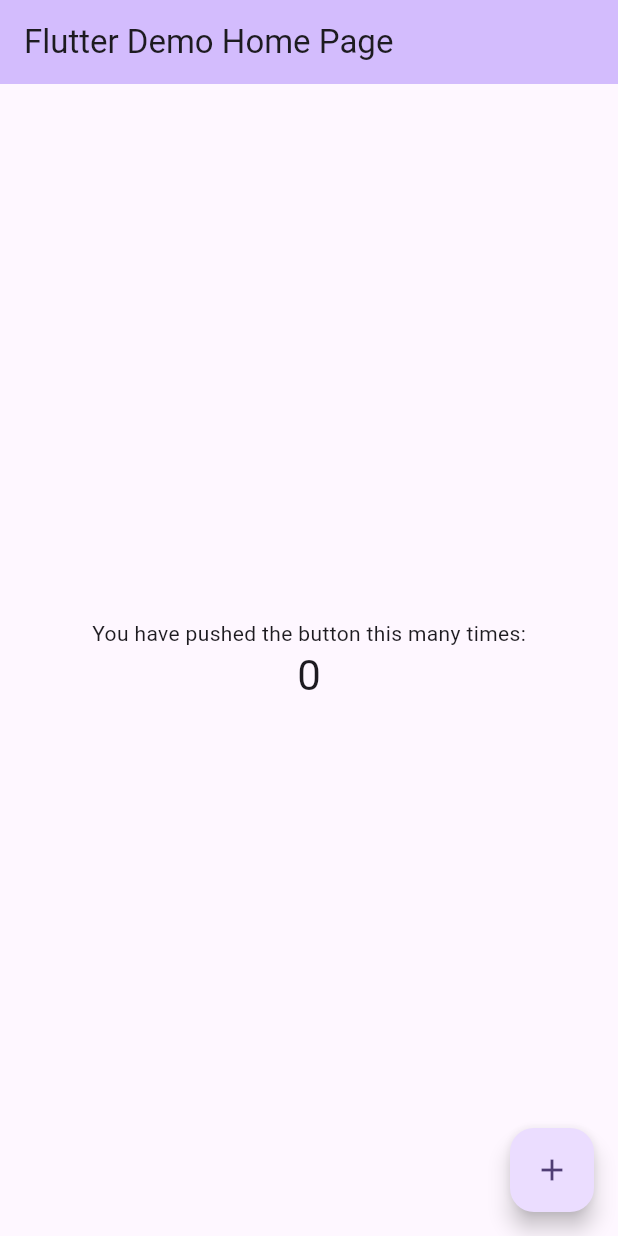
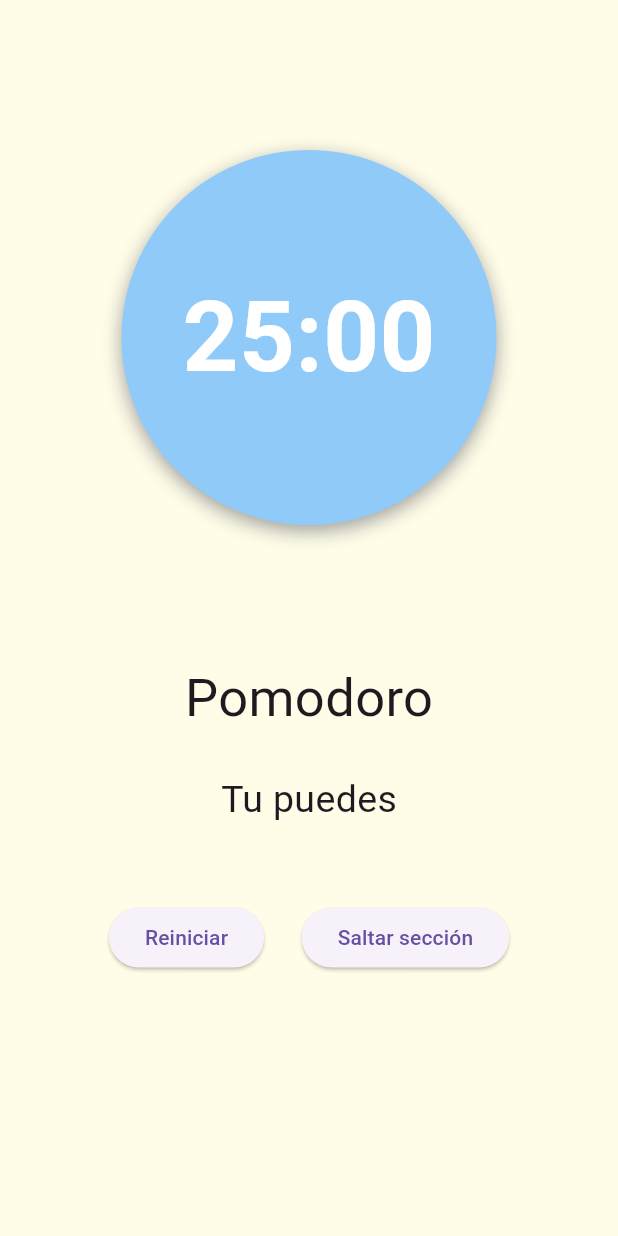
Before and after one commit to ArlopDev/Muy_Simple_Pomodoro, a Flutter app: the screen it shows after launch, on a phone screen of 412 x 824 dp. Run offline on Flutter 3.47's test engine with Material 3 defaults, Android fonts, the phone set to English and light mode, and no system bars.

Commit message:
UI estática hecha, pantalla pomodoro básica listo

```diff
--- a/lib/main.dart
+++ b/lib/main.dart
@@ -1,125 +1,74 @@
 import 'package:flutter/material.dart';
 
-void main() {
-  runApp(const MyApp());
+void main(){
+  runApp(MaterialApp(home: Pomodoro(),debugShowCheckedModeBanner: false,));
 }
 
-class MyApp extends StatelessWidget {
-  const MyApp({super.key});
-
-  // This widget is the root of your application.
+class Pomodoro extends StatefulWidget{
   @override
-  Widget build(BuildContext context) {
-    return MaterialApp(
-      title: 'Flutter Demo',
-      theme: ThemeData(
-        // This is the theme of your application.
-        //
-        // TRY THIS: Try running your application with "flutter run". You'll see
-        // the application has a purple toolbar. Then, without quitting the app,
-        // try changing the seedColor in the colorScheme below to Colors.green
-        // and then invoke "hot reload" (save your changes or press the "hot
-        // reload" button in a Flutter-supported IDE, or press "r" if you used
-        // the command line to start the app).
-        //
-        // Notice that the counter didn't reset back to zero; the application
-        // state is not lost during the reload. To reset the state, use hot
-        // restart instead.
-        //
-        // This works for code too, not just values: Most code changes can be
-        // tested with just a hot reload.
-        colorScheme: ColorScheme.fromSeed(seedColor: Colors.deepPurple),
-        useMaterial3: true,
-      ),
-      home: const MyHomePage(title: 'Flutter Demo Home Page'),
-    );
-  }
+  State<Pomodoro> createState() => _PomodoroState();
 }
 
-class MyHomePage extends StatefulWidget {
-  const MyHomePage({super.key, required this.title});
-
-  // This widget is the home page of your application. It is stateful, meaning
-  // that it has a State object (defined below) that contains fields that affect
-  // how it looks.
-
-  // This class is the configuration for the state. It holds the values (in this
-  // case the title) provided by the parent (in this case the App widget) and
-  // used by the build method of the State. Fields in a Widget subclass are
-  // always marked "final".
-
-  final String title;
-
+class _PomodoroState extends State<Pomodoro>{
   @override
-  State<MyHomePage> createState() => _MyHomePageState();
-}
-
-class _MyHomePageState extends State<MyHomePage> {
-  int _counter = 0;
-
-  void _incrementCounter() {
-    setState(() {
-      // This call to setState tells the Flutter framework that something has
-      // changed in this State, which causes it to rerun the build method below
-      // so that the display can reflect the updated values. If we changed
-      // _counter without calling setState(), then the build method would not be
-      // called again, and so nothing would appear to happen.
-      _counter++;
-    });
-  }
-
-  @override
-  Widget build(BuildContext context) {
-    // This method is rerun every time setState is called, for instance as done
-    // by the _incrementCounter method above.
-    //
-    // The Flutter framework has been optimized to make rerunning build methods
-    // fast, so that you can just rebuild anything that needs updating rather
-    // than having to individually change instances of widgets.
+  Widget build(BuildContext context){
     return Scaffold(
-      appBar: AppBar(
-        // TRY THIS: Try changing the color here to a specific color (to
-        // Colors.amber, perhaps?) and trigger a hot reload to see the AppBar
-        // change color while the other colors stay the same.
-        backgroundColor: Theme.of(context).colorScheme.inversePrimary,
-        // Here we take the value from the MyHomePage object that was created by
-        // the App.build method, and use it to set our appbar title.
-        title: Text(widget.title),
-      ),
+      backgroundColor: Colors.yellow[50],
       body: Center(
-        // Center is a layout widget. It takes a single child and positions it
-        // in the middle of the parent.
         child: Column(
-          // Column is also a layout widget. It takes a list of children and
-          // arranges them vertically. By default, it sizes itself to fit its
-          // children horizontally, and tries to be as tall as its parent.
-          //
-          // Column has various properties to control how it sizes itself and
-          // how it positions its children. Here we use mainAxisAlignment to
-          // center the children vertically; the main axis here is the vertical
-          // axis because Columns are vertical (the cross axis would be
-          // horizontal).
-          //
-          // TRY THIS: Invoke "debug painting" (choose the "Toggle Debug Paint"
-          // action in the IDE, or press "p" in the console), to see the
-          // wireframe for each widget.
-          mainAxisAlignment: MainAxisAlignment.center,
-          children: <Widget>[
-            const Text(
-              'You have pushed the button this many times:',
+          children: [
+            SizedBox(height: 100,),
+            GestureDetector(
+              onTap: (){},
+              child: Container(//Timer Numero
+              width: 250,
+              height: 250,
+              decoration: BoxDecoration(
+                shape: BoxShape.circle,
+                color: Colors.blue[200],
+                boxShadow: [
+                  BoxShadow(
+                    color: Colors.grey,
+                    blurRadius: 10,
+                    offset: Offset(0, 4),
+                  )
+                ]
+              ),
+              child: Center(
+                child: Text("25:00",
+                  style: TextStyle(
+                    fontSize: 65,
+                    fontWeight: FontWeight.bold,
+                    color: Colors.white
+                  ),
+                ),
+              )
             ),
-            Text(
-              '$_counter',
-              style: Theme.of(context).textTheme.headlineMedium,
+            ),
+            SizedBox(height: 90,),
+            Text("Pomodoro",
+              style: TextStyle(
+                fontSize: 35,
+              ),
+            ),
+            SizedBox(height: 25,),
+            Text("Tu puedes",
+              style: TextStyle(
+                fontSize: 25,
+              ),
+            ),
+            SizedBox(height: 50,),
+            Row(
+              mainAxisAlignment: MainAxisAlignment.center,
+              children: [
+                ElevatedButton(onPressed: (){}, child: Text("Reiniciar")),
+                SizedBox(width: 25,),
+                ElevatedButton(onPressed: (){}, child: Text("Saltar sección")),
+              ],
             ),
           ],
         ),
       ),
-      floatingActionButton: FloatingActionButton(
-        onPressed: _incrementCounter,
-        tooltip: 'Increment',
-        child: const Icon(Icons.add),
-      ), // This trailing comma makes auto-formatting nicer for build methods.
     );
   }
 }
```
